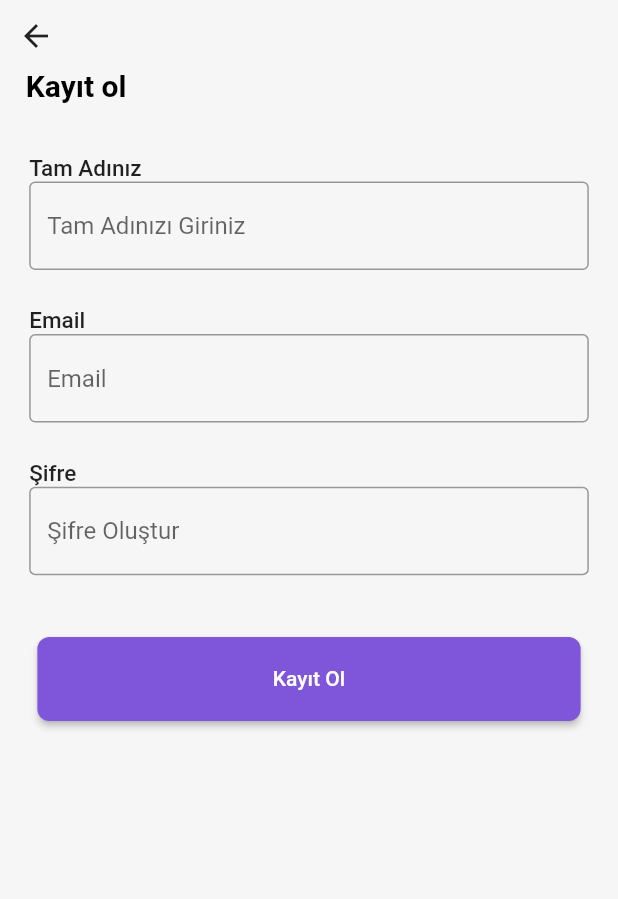
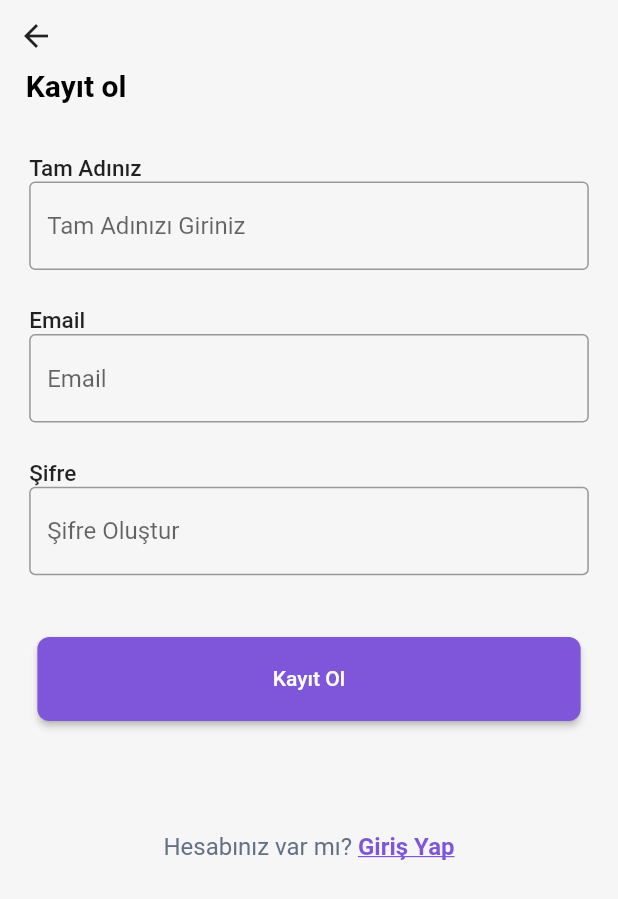
Before and after one commit to hmustafabolat/peptaskApp, a Flutter app: the RegisterPage screen opened directly, on a phone screen of 412 x 824 dp. Shown: the top 899 px of the screen. Run offline on Flutter 3.47's test engine with Material 2 defaults, Android fonts, the phone set to English and light mode, and no system bars; our stand-ins replace cloud_firestore, firebase_auth, firebase_core, flutter_screenutil, get; accounts and stored records are empty; network calls fail.

Commit message:
Register Page Bug Fix

```diff
--- a/lib/view/register_page.dart
+++ b/lib/view/register_page.dart
@@ -5,7 +5,6 @@ import 'package:peptask/widgets/buttons/button.dart';
 import 'package:peptask/widgets/icons/icons.dart';
 import 'package:peptask/widgets/text/text_widgets.dart';
 
-import '../model/user_model.dart';
 import '../viewmodel/auth_viewmodel.dart';
 
 class RegisterPage extends StatefulWidget {
@@ -42,13 +41,11 @@ class _RegisterPageState extends State<RegisterPage> {
                       child: Column(
                         mainAxisAlignment: MainAxisAlignment.center,
                         children: [
-                          //SizedBox(height: 0.07.sh,),
                           InfoTextWidget(infoText: "Tam Adınız"),
                           buildTextFormFieldName(),
                           SizedBox(
                             height: 0.03.sh,
                           ),
-                          //SizedBox(height: 0.05.sh),
                           InfoTextWidget(infoText: "Email"),
                           buildTextFormFieldEmail(),
                           SizedBox(
@@ -68,6 +65,10 @@ class _RegisterPageState extends State<RegisterPage> {
                               }
                             },
                           ),
+                          SizedBox(
+                            height: 0.09.sh,
+                          ),
+                          SignInButton(lightTextSignIn: "Hesabınız var mı? ", dartTextSignIn: "Giriş Yap")
                         ],
                       ),
                     ),
--- a/lib/widgets/buttons/button.dart
+++ b/lib/widgets/buttons/button.dart
@@ -2,13 +2,23 @@ import 'package:flutter/gestures.dart';
 import 'package:flutter/material.dart';
 import 'package:get/get.dart';
 import 'package:get/get_core/src/get_main.dart';
+import 'package:peptask/model/user_model.dart';
+import 'package:peptask/view/login_page.dart';
 
 import '../../view/register_page.dart';
+import '../../viewmodel/auth_viewmodel.dart';
+
+//Uygulama Login ve Register sayfalarında kullanılan "Mor" renkli büyük butonlar.
 class PurpleMainButton extends StatelessWidget {
+  final _globalKey = GlobalKey<FormState>();
+  String? email, password;
+
+  final AuthViewModel _viewModel = Get.find();
+
   final String text;
   final VoidCallback onPressed;
 
-  const PurpleMainButton({required this.text, required this.onPressed});
+  PurpleMainButton({required this.text, required this.onPressed});
 
   @override
   Widget build(BuildContext context) {
@@ -29,10 +39,12 @@ class PurpleMainButton extends StatelessWidget {
     );
   }
 }
-
+//Şifremi unuttum butonu fonksiyon eklenmedi!!!
 class ForgotPasswordButton extends StatelessWidget {
   final String nullText;
-  const ForgotPasswordButton({Key? key, required this.nullText}) : super(key: key);
+
+  const ForgotPasswordButton({Key? key, required this.nullText})
+      : super(key: key);
 
   @override
   Widget build(BuildContext context) {
@@ -49,36 +61,67 @@ class ForgotPasswordButton extends StatelessWidget {
     );
   }
 }
+//Login sayfasında ki "Kaydol" butonu.
+class SignUpButton extends StatelessWidget {
+  final String lightTextSignUp;
+  final String darkTextSignUp;
 
-class SignInButton extends StatelessWidget {
-  final String lightText;
-  final String darkText;
-  const SignInButton({Key? key, required this.lightText, required this.darkText}) : super(key: key);
+  const SignUpButton(
+      {Key? key, required this.lightTextSignUp, required this.darkTextSignUp})
+      : super(key: key);
 
   @override
   Widget build(BuildContext context) {
     return Text.rich(TextSpan(
-      text: lightText,
+      text: lightTextSignUp,
       style: const TextStyle(
-          color: Color.fromRGBO(102, 112, 133, 1),
-          fontSize: 16),
+          color: Color.fromRGBO(102, 112, 133, 1), fontSize: 16),
       children: <TextSpan>[
         TextSpan(
-            text: darkText,
+            text: darkTextSignUp,
             style: const TextStyle(
                 fontWeight: FontWeight.bold,
                 color: Color.fromRGBO(127, 86, 217, 1),
                 decoration: TextDecoration.underline),
             recognizer: TapGestureRecognizer()
               ..onTap = () {
-                Navigator.of(context).push(MaterialPageRoute(
-                    builder: (context) => RegisterPage()));
+                Get.to(RegisterPage());
               }),
       ],
     ));
   }
 }
+//Register sayfasında ki "Giriş Yap" butonu.
+class SignInButton extends StatelessWidget {
+  final String lightTextSignIn;
+  final String dartTextSignIn;
 
+  SignInButton(
+      {Key? key, required this.lightTextSignIn, required this.dartTextSignIn})
+      : super(key: key);
+
+  @override
+  Widget build(BuildContext context) {
+    return Text.rich(TextSpan(
+      text: lightTextSignIn,
+      style: const TextStyle(
+          color: Color.fromRGBO(102, 112, 133, 1), fontSize: 16),
+      children: <TextSpan>[
+        TextSpan(
+            text: dartTextSignIn,
+            style: const TextStyle(
+                fontWeight: FontWeight.bold,
+                color: Color.fromRGBO(127, 86, 217, 1),
+                decoration: TextDecoration.underline),
+            recognizer: TapGestureRecognizer()
+              ..onTap = (){
+              Get.to(UserLoginPage());
+              })
+      ],
+    ));
+  }
+}
+//Uygulama içerisinde kullanılacak "Back Icon" butonudur.
 class BackButton extends StatelessWidget {
   const BackButton({Key? key}) : super(key: key);
 
```
Also changed, not shown: lib/view/login_page.dart (+14 -15 lines).
